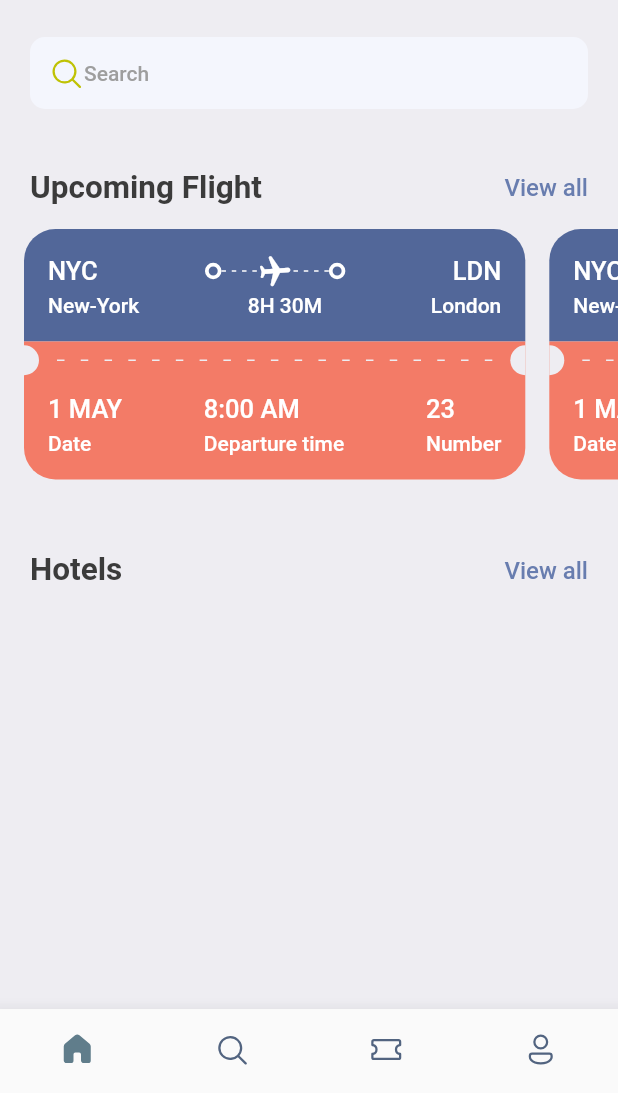
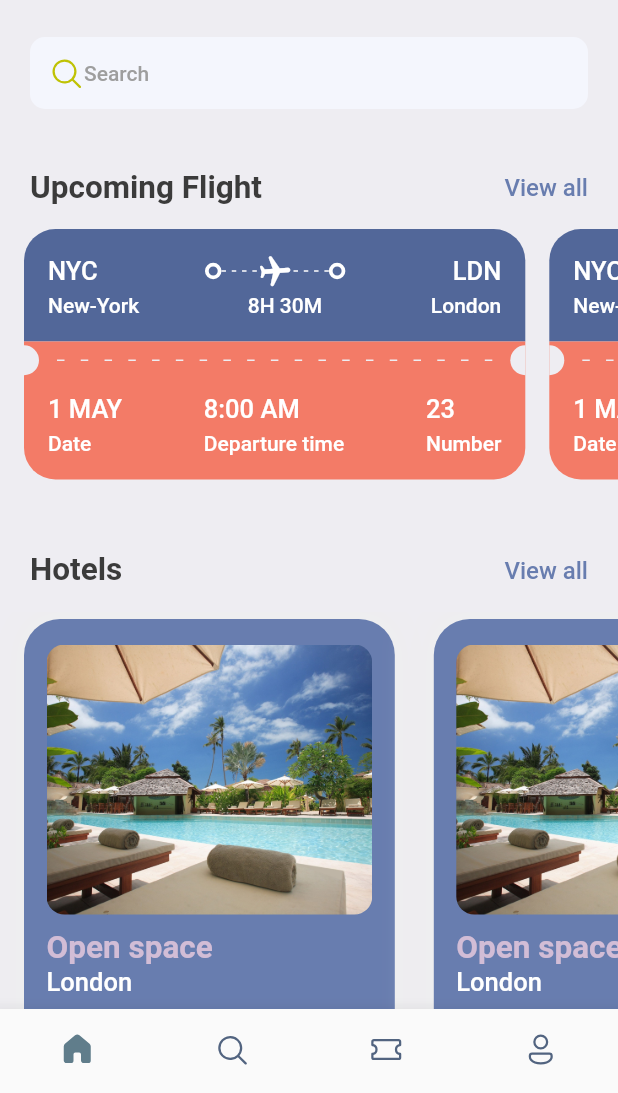
Before and after one commit to nelsonfrank/booking-app-mobile, a Flutter app: the screen it shows after launch, on a phone screen of 412 x 824 dp, the part 143-1236 px from its top. Run offline on Flutter 3.47's test engine with Material 2 defaults, Android fonts, the phone set to English and light mode, and no system bars; our stand-ins replace fluentui_icons, gap.

Commit message:
feat: Add hotels list section

```diff
--- a/lib/screens/home_screen.dart
+++ b/lib/screens/home_screen.dart
@@ -1,3 +1,4 @@
+import 'package:booktickets/screens/hotel_screen.dart';
 import 'package:booktickets/screens/ticket_view.dart';
 import 'package:fluentui_icons/fluentui_icons.dart';
 import 'package:flutter/material.dart';
@@ -103,7 +104,17 @@ class HomeScreen extends StatelessWidget {
                               .copyWith(color: Styles.primaryColor))),
                 ],
               ),
-            )
+            ),
+            const Gap(15),
+            SingleChildScrollView(
+              scrollDirection: Axis.horizontal,
+              padding: const EdgeInsets.only(right: 20),
+              child: Row(
+                children: const [HotelScreen(), HotelScreen(), HotelScreen()],
+              ),
+            ),
+            const Gap(25),
+
           ],
         ));
   }
--- /dev/null
+++ b/lib/screens/hotel_screen.dart
@@ -0,0 +1,53 @@
+import 'package:flutter/material.dart';
+import 'package:gap/gap.dart';
+
+// Utils
+import 'package:booktickets/utils/app_layout.dart';
+import 'package:booktickets/utils/app_styles.dart';
+
+class HotelScreen extends StatelessWidget {
+  const HotelScreen({super.key});
+
+  @override
+  Widget build(BuildContext context) {
+    final size = AppLayout.getSize(context);
+    return Container(
+        width: size.width * 0.6,
+        height: 350,
+        padding: const EdgeInsets.symmetric(horizontal: 15, vertical: 17),
+        margin: const EdgeInsets.only(right: 10, top: 5, left: 16),
+        decoration: BoxDecoration(
+          color: Styles.primaryColor,
+          borderRadius: BorderRadius.circular(24),
+          boxShadow: [
+            BoxShadow(
+                color: Colors.grey.shade200, blurRadius: 20, spreadRadius: 5)
+          ],
+        ),
+        child: Column(crossAxisAlignment: CrossAxisAlignment.start, children: [
+          Container(
+            height: 180,
+            decoration: BoxDecoration(
+                borderRadius: BorderRadius.circular(12),
+                color: Styles.primaryColor,
+                image: const DecorationImage(
+                    fit: BoxFit.cover,
+                    image: AssetImage("assets/images/refreshment.jpg"))),
+          ),
+          const Gap(10),
+          Text(
+            "Open space",
+            style: Styles.headingLineStyle2.copyWith(color: Styles.kakiColor),
+          ),
+          Text(
+            "London",
+            style: Styles.headingLineStyle3.copyWith(color: Colors.white),
+          ),
+          const Gap(8),
+          Text(
+            "\$40/night",
+            style: Styles.headingLineStyle1.copyWith(color: Styles.kakiColor),
+          ),
+        ]));
+  }
+}
--- a/lib/utils/app_styles.dart
+++ b/lib/utils/app_styles.dart
@@ -8,7 +8,7 @@ class Styles {
   static Color textColor = const Color(0xFF3b3b3b);
   static Color bgColor = const Color(0xFFeeedf2);
   static Color orangeColor = const Color(0xFFF37B67);
-
+  static Color kakiColor = const Color(0xFFd2bdd6);
   // Typography
   static TextStyle textStyle =
       TextStyle(fontSize: 16, color: textColor, fontWeight: FontWeight.w500);
```
